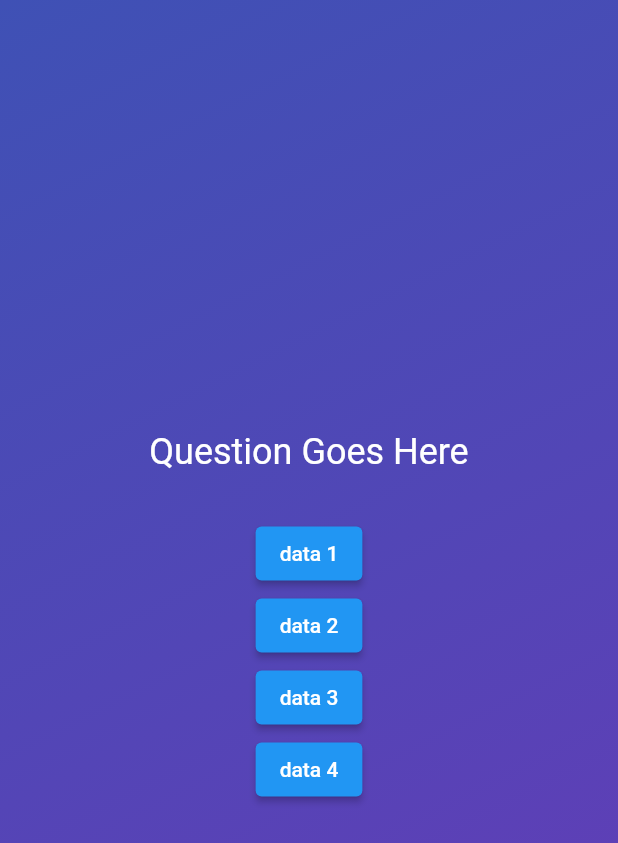
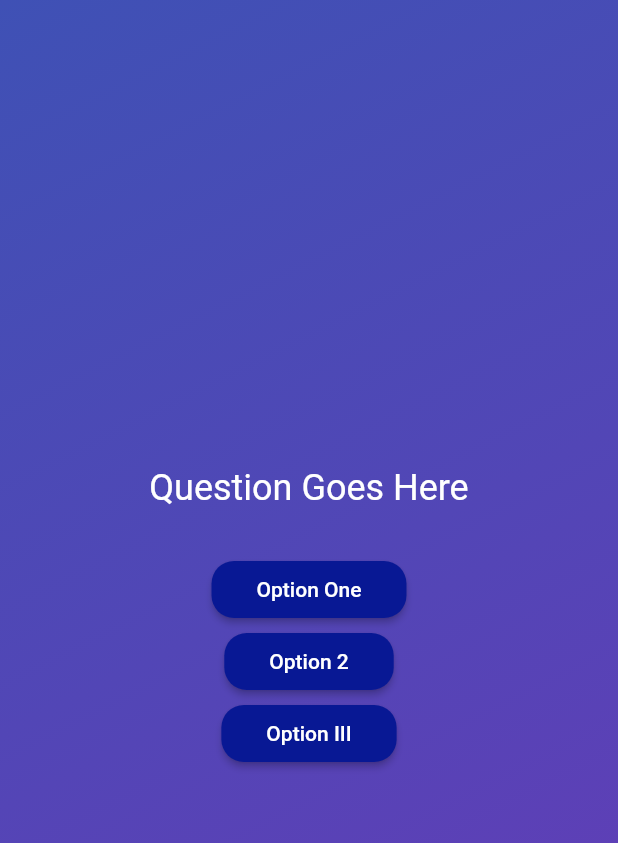
Before and after one commit to Abhi-Survase/simple-flutter-quiz-app, a Flutter app: the screen it shows after launch, after a tap on "Start Quiz", on a phone screen of 412 x 824 dp. Shown: the top 843 px of the screen. Run offline on Flutter 3.47's test engine with Material 2 defaults, Android fonts, the phone set to English and light mode, and no system bars.

Commit message:
Created Question-Screen Buttons Template

```diff
--- /dev/null
+++ b/lib/ans_buttom.dart
@@ -0,0 +1,23 @@
+import 'package:flutter/material.dart';
+
+class AnsButton extends StatelessWidget {
+  const AnsButton(this.qsTxt, this.onTap, {super.key});
+
+  final String qsTxt;
+  final void Function() onTap;
+
+  @override
+  Widget build(context) {
+    return ElevatedButton(
+      onPressed: onTap,
+      style: ElevatedButton.styleFrom(
+          padding: const EdgeInsets.symmetric(horizontal: 30, vertical: 11),
+          backgroundColor: const Color.fromARGB(255, 8, 24, 148),
+          foregroundColor: Colors.white,
+          shape: RoundedRectangleBorder(
+            borderRadius: BorderRadius.circular(15),
+          )),
+      child: Text(qsTxt),
+    );
+  }
+}
--- a/lib/ques_screen.dart
+++ b/lib/ques_screen.dart
@@ -1,4 +1,5 @@
 import 'package:flutter/material.dart';
+import 'package:adv_basics/ans_buttom.dart';
 
 class QuesScreen extends StatefulWidget {
   const QuesScreen({super.key});
@@ -20,10 +21,9 @@ class _QuesScreenState extends State<QuesScreen> {
           const Text('Question Goes Here',
               style: TextStyle(color: Colors.white, fontSize: 24)),
           const SizedBox(height: 30),
-          ElevatedButton(onPressed: () {}, child: const Text('data 1')),
-          ElevatedButton(onPressed: () {}, child: const Text('data 2')),
-          ElevatedButton(onPressed: () {}, child: const Text('data 3')),
-          ElevatedButton(onPressed: () {}, child: const Text('data 4')),
+          AnsButton('Option One', () {}),
+          AnsButton('Option 2', () {}),
+          AnsButton('Option III', () {}),
         ],
       ),
     );
```
